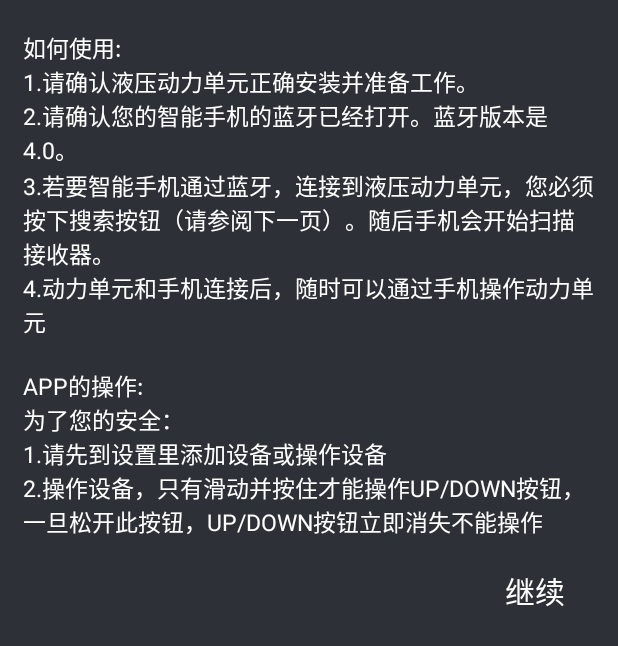
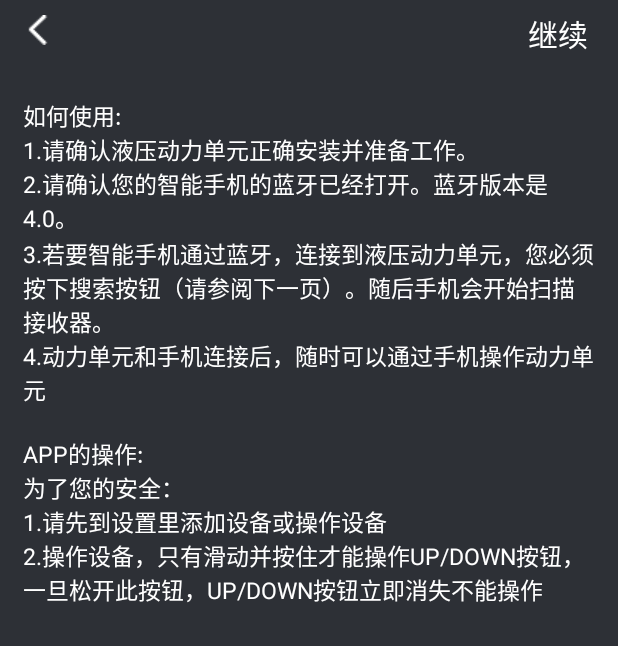
Before and after one commit to w151275/BlueTooth, an Android app: the OperationDesActivity screen opened directly, with no data from a screen before it, on a phone screen of 412 x 824 dp. Shown: the top 646 px of the screen. Run offline under Robolectric (Android 15) with nearby library versions, the phone set to English and light mode, and no system bars.

Commit message:
修改
修改

```diff
--- a/BlueToothClient/app/src/main/java/com/ingwu/bluetoothclient/MainActivity.java
+++ b/BlueToothClient/app/src/main/java/com/ingwu/bluetoothclient/MainActivity.java
@@ -71,7 +71,7 @@ public class MainActivity extends BaseActivity implements View.OnClickListener,I
     protected void onCreate(Bundle savedInstanceState) {
         super.onCreate(savedInstanceState);
         setContentView(R.layout.activity_main);
-        showNoticeView();
+//        showNoticeView();
         mScreenReceiver = new ScreenLockBoardcast();
         mBtAdapter = BluetoothAdapter.getDefaultAdapter();
         if (mBtAdapter == null) {
@@ -220,7 +220,9 @@ public class MainActivity extends BaseActivity implements View.OnClickListener,I
     @Override
     public void onClick(View v) {
         if(v.getId() == R.id.rel_back){
-            startActivity(new Intent(this,OperationDesActivity.class));
+            Intent intent = new Intent(this,OperationDesActivity.class);
+            intent.putExtra("FROM","MAIN");
+            startActivity(intent);
 //            showDialogView(getResources().getString(R.string.main_dialog_tile),getResources().getString(R.string.main_dialog_content),getResources().getString(R.string.main_dialog_postivebtn));
         }else if(v.getId() == R.id.tv_main_setting){
             startActivity(new Intent(this,SettingActivity.class));
--- a/BlueToothClient/app/src/main/java/com/ingwu/bluetoothclient/OperationDesActivity.java
+++ b/BlueToothClient/app/src/main/java/com/ingwu/bluetoothclient/OperationDesActivity.java
@@ -1,10 +1,12 @@
 package com.ingwu.bluetoothclient;
 
 import android.app.Activity;
+import android.content.Intent;
 import android.os.Bundle;
 import android.support.annotation.Nullable;
 import android.view.View;
 import android.widget.ImageView;
+import android.widget.RelativeLayout;
 import android.widget.TextView;
 
 /**
@@ -12,20 +14,28 @@ import android.widget.TextView;
  */
 
 public class OperationDesActivity extends BaseActivity implements View.OnClickListener {
-    private ImageView ivBack;
+    private RelativeLayout ivBack;
     private TextView tvContinue;
+    private String from;
     @Override
     protected void onCreate(@Nullable Bundle savedInstanceState) {
         super.onCreate(savedInstanceState);
         setContentView(R.layout.activity_optdes_lay);
+        Intent intent = getIntent();
+        if(intent!= null && intent.hasExtra("FROM")){
+            from = intent.getStringExtra("FROM");
+        }
         initView();
         initAction();
     }
 
     private void initView(){
 
-        ivBack = (ImageView) findViewById(R.id.iv_optdes_back);
+        ivBack = (RelativeLayout) findViewById(R.id.rel_op_back);
         tvContinue = (TextView) findViewById(R.id.tv_optdes_contniue);
+        if("MAIN".equals(from)){
+            tvContinue.setVisibility(View.GONE);
+        }
     }
 
     private void initAction(){
@@ -35,9 +45,10 @@ public class OperationDesActivity extends BaseActivity implements View.OnClickLi
 
     @Override
     public void onClick(View v) {
-        if(v.getId() == R.id.rel_back){
+        if(v.getId() == R.id.rel_op_back){
             finish();
         }else if(v.getId() == R.id.tv_optdes_contniue){
+            startActivity(new Intent(this,MainActivity.class));
             finish();
         }
     }
--- a/BlueToothClient/app/src/main/res/layout/activity_optdes_lay.xml
+++ b/BlueToothClient/app/src/main/res/layout/activity_optdes_lay.xml
@@ -4,6 +4,35 @@
     android:layout_width="match_parent"
     android:layout_height="match_parent"
     android:background="@color/black">
+    <RelativeLayout
+        android:layout_width="match_parent"
+        android:layout_height="45dp">
+        <RelativeLayout
+            android:id="@+id/rel_op_back"
+            android:layout_width="40dp"
+            android:layout_height="40dp"
+            android:layout_marginLeft="15dp">
+            <ImageView
+                android:id="@+id/iv_cusbtn_back"
+                android:layout_width="20dp"
+                android:layout_height="20dp"
+                android:layout_centerVertical="true"
+                android:src="@mipmap/nav_backarrow"
+                />
+        </RelativeLayout>
+        <TextView
+            android:id="@+id/tv_optdes_contniue"
+            android:layout_width="wrap_content"
+            android:layout_height="wrap_content"
+            android:text="@string/opt_contniue"
+            android:textSize="20sp"
+            android:textColor="@color/white"
+            android:layout_marginRight="20dp"
+            android:layout_centerVertical="true"
+            android:layout_alignParentRight="true"
+            />
+    </RelativeLayout>
+
     <RelativeLayout
         android:layout_width="match_parent"
         android:layout_height="45dp"
@@ -61,17 +90,6 @@
                 android:textSize="15sp"
                 android:text="@string/main_dialog_content"/>
 
-            <TextView
-                android:id="@+id/tv_optdes_contniue"
-                android:layout_width="wrap_content"
-                android:layout_height="wrap_content"
-                android:text="@string/opt_contniue"
-                android:textSize="20sp"
-                android:textColor="@color/white"
-                android:layout_gravity="right"
-                android:layout_marginTop="20dp"
-                android:layout_marginRight="20dp"
-                />
         </LinearLayout>
     </ScrollView>
 </LinearLayout>
```
Also changed, not shown: BlueToothClient/app/src/main/AndroidManifest.xml (+8 -1 lines), BlueToothClient/app/src/main/java/com/ingwu/bluetoothclient/SplashActivity.java (added, +38 -0 lines), BlueToothClient/app/src/main/res/layout/activity_main.xml (+8 -0 lines), BlueToothClient/app/src/main/res/layout/activity_splash_lay.xml (added, +60 -0 lines), BlueToothClient/app/src/main/res/mipmap-xxhdpi/icon_logo.png (added), BlueToothClient/app/src/main/res/mipmap-xxhdpi/warn.png (added), 109 other files.
